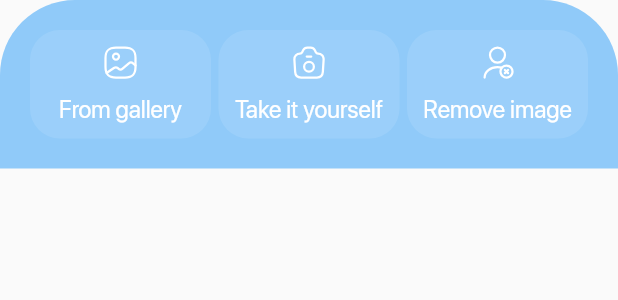
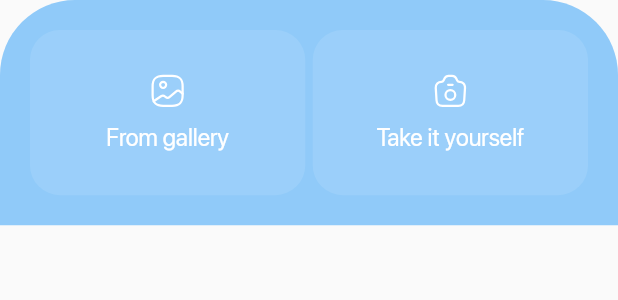
Before and after one commit to mtohernandez/NotiNotes, a Flutter app: the MediaGrid widget shown alone on an empty page, opened directly with empty values, on a phone screen of 412 x 824 dp. Shown: the top 300 px of the screen. Run offline on Flutter 3.47's test engine with Material 2 defaults, Android fonts, the phone set to English and light mode, and no system bars; our stand-ins replace flutter_svg, hive_flutter, image_picker; missing offline and left inert: flex_color_picker, masonry_grid, string_similarity; accounts and stored records are empty.

Commit message:
Save changes with last update

```diff
--- a/lib/main.dart
+++ b/lib/main.dart
@@ -55,6 +55,9 @@ class _MyAppState extends State<MyApp> with WidgetsBindingObserver {
     userData = UserData(widget.userBox);
     notes.loadNotesFromDataBase();
     userData.loadUserFromDataBase();
+    if (userData.curentUserData.name != '') {
+      userData.randomGreetings(userData.curentUserData);
+    }
     super.initState();
   }
 
--- a/lib/screens/notes_overview_screen.dart
+++ b/lib/screens/notes_overview_screen.dart
@@ -100,7 +100,7 @@ class NotesOverviewScreen extends StatelessWidget {
                         notes.notes.isEmpty
                     ? Center(
                         child: Text(
-                          'No notes yet. Create one!',
+                          'No notes yet. Press + to create one!',
                           style:
                               Theme.of(context).textTheme.bodyText1!.copyWith(
                                     color: Theme.of(context)
--- a/lib/widgets/media_grid.dart
+++ b/lib/widgets/media_grid.dart
@@ -60,10 +60,11 @@ class _MediaGridState extends State<MediaGrid> {
     SvgPicture icon,
     bool isForUser,
     UserData user,
-      bool isDeletion) {
+    bool isDeletion,
+  ) {
     return GestureDetector(
       onTap: () {
-        isDeletion
+        isDeletion && isForUser
             ? user.removeProfilePicture()
             : _showImagePicker(context, notes, source, isForUser, user);
       },
@@ -105,7 +106,7 @@ class _MediaGridState extends State<MediaGrid> {
       child: Padding(
         padding: const EdgeInsets.all(20),
         child: GridView.count(
-          crossAxisCount: 3,
+          crossAxisCount: widget.isForUser ? 3 : 2,
           crossAxisSpacing: 5,
           childAspectRatio: 50 / 30,
           shrinkWrap: true,
@@ -116,7 +117,7 @@ class _MediaGridState extends State<MediaGrid> {
               notes,
               ImageSource.gallery,
               SvgPicture.asset('lib/assets/icons/gallery.svg'),
-              true,
+              widget.isForUser,
               user,
               false,
             ),
@@ -126,10 +127,11 @@ class _MediaGridState extends State<MediaGrid> {
               notes,
               ImageSource.camera,
               SvgPicture.asset('lib/assets/icons/camera.svg'),
-              true,
+              widget.isForUser,
               user,
               false,
             ),
+            if (widget.isForUser)
               _buildImageSelection(
                 context,
                 'Remove image',
```
Also changed, not shown: lib/providers/user.dart (+31 -7 lines), lib/widgets/navigation/appbar_item.dart (+12 -3 lines). Lines whose indentation alone changed are shown as unchanged.
